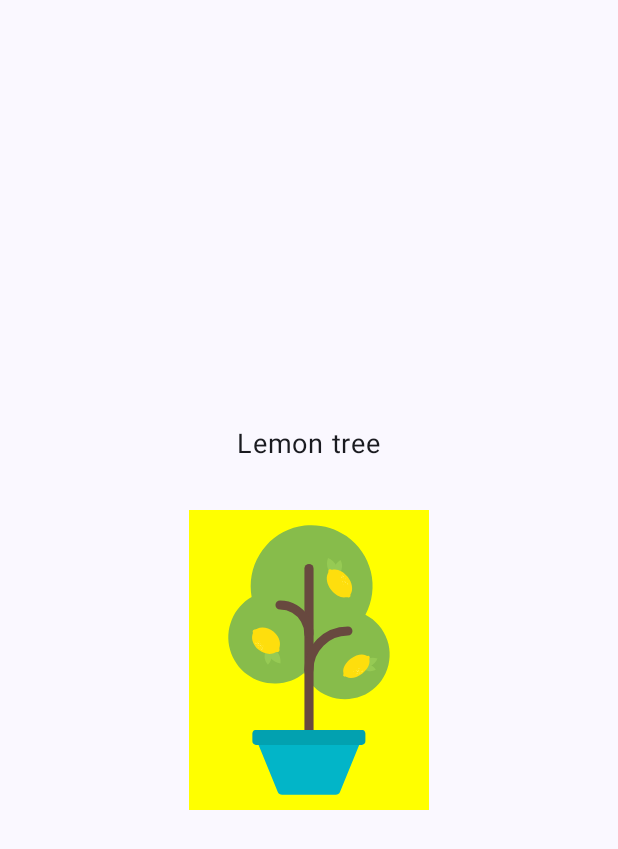
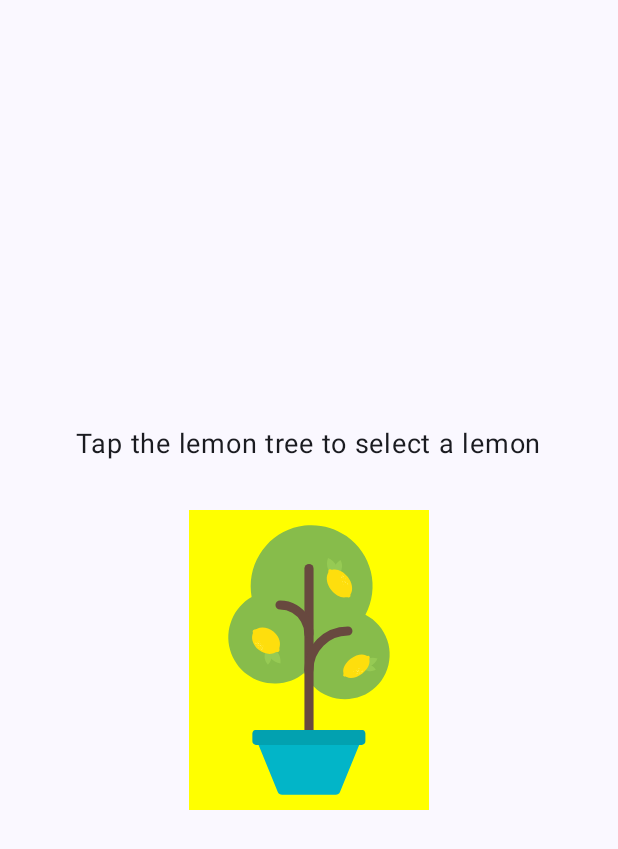
Before and after one commit to Gil32610/Lemonade, an Android app built with Jetpack Compose: the screen it shows after launch (MainActivity), on a phone screen of 412 x 824 dp. Shown: the top 849 px of the screen. Run offline under Robolectric (Android 15) with nearby library versions, the phone set to English and light mode, and no system bars.

Commit message:
modifier.clickable and display fun

```diff
--- a/app/src/main/java/com/example/lemonade/MainActivity.kt
+++ b/app/src/main/java/com/example/lemonade/MainActivity.kt
@@ -53,42 +53,19 @@ fun LemonApp() {
     ) {
         when (lemonadeStep) {
             1 -> {
-                Column(
-                    horizontalAlignment = Alignment.CenterHorizontally,
-                    verticalArrangement = Arrangement.Center,
-                    modifier = Modifier.fillMaxSize()
-                ) {
-                    Text(
-                        text = stringResource(R.string.lemon_tree_title),
-                        fontSize = 18.sp
-                    )
-                    Spacer(modifier = Modifier.height(32.dp))
-                    Image(
-                        painter = painterResource(R.drawable.lemon_tree),
-                        contentDescription = stringResource(R.string.lemon_tree_title),
-                        modifier = Modifier
-                            .clickable {
-                                lemonadeStep = 2
-                            }
-                            .background(Color.Yellow)
-                            .wrapContentSize()
-
-                    )
-                }
+                LemonadeDisplay(
+                    imageResource = painterResource(R.drawable.lemon_tree) ,
+                    title = stringResource(R.string.lemon_tree_title),
+                    description = stringResource(R.string.lemon_tree_title) , modifier = Modifier.clickable { lemonadeStep =2})
             }
 
             2 -> {
                 var taps = (2..4).random()
                 var count = 0
-                Column(
-                    horizontalAlignment = Alignment.CenterHorizontally,
-                    verticalArrangement = Arrangement.Center,
-                    modifier = Modifier.fillMaxSize()
-                ) {
-                    Text(text = stringResource(R.string.lemon_title))
-                    Spacer(modifier = Modifier.height(32.dp))
-                    Image(painter = painterResource(R.drawable.lemon_squeeze),
-                        contentDescription = stringResource(R.string.lemon_title),
+                LemonadeDisplay(
+                    imageResource = painterResource(R.drawable.lemon_squeeze),
+                    title = stringResource(R.string.lemon_tap_title),
+                    description = stringResource(R.string.lemon_description),
                     modifier = Modifier.clickable {
                         count++
                         if (count == taps) {
@@ -97,60 +74,48 @@ fun LemonApp() {
                         }
                     })
             }
+
+            3 -> {
+                LemonadeDisplay(
+                    imageResource = painterResource(R.drawable.lemon_drink) ,
+                    title = stringResource(R.string.lemonade_glass_title),
+                    description = stringResource(R.string.glass_of_lemonade_description),
+                    modifier = Modifier.clickable { lemonadeStep = 4 })
             }
 
-            3 -> {
+            4 -> {
+                LemonadeDisplay(
+                    imageResource = painterResource(R.drawable.lemon_restart) ,
+                    title = stringResource(R.string.empty_glass_title),
+                    description = stringResource(R.string.empty_glass_description),
+                    modifier = Modifier.clickable { lemonadeStep = 1 })
+            }
+
+        }
+    }
+}
+
+@Composable
+fun LemonadeDisplay(modifier: Modifier = Modifier, imageResource: Painter, title: String, description: String){
     Column(
         horizontalAlignment = Alignment.CenterHorizontally,
         verticalArrangement = Arrangement.Center,
-                    modifier = Modifier.fillMaxSize()
+        modifier = modifier.fillMaxSize()
     ) {
         Text(
-                        text = stringResource(R.string.drink_lemonade),
+            text = title,
             fontSize = 18.sp
         )
-                    Spacer(modifier = Modifier.height(32.dp))
+        Spacer(modifier = modifier.height(32.dp))
         Image(
-                        painter = painterResource(R.drawable.lemon_drink),
-                        contentDescription = stringResource(R.string.glass_of_lemonade_title),
+            painter =imageResource,
+            contentDescription = description,
             modifier = Modifier
-                            .clickable {
-                                lemonadeStep = 4
-                            }
-                            .background(Color.Yellow)
-                            .wrapContentSize()
-
-                    )
-                }
-            }
-
-            4 -> {
-                Column(
-                    horizontalAlignment = Alignment.CenterHorizontally,
-                    verticalArrangement = Arrangement.Center,
-                    modifier = Modifier.fillMaxSize()
-                ) {
-                    Text(
-                        text = stringResource(R.string.start_over_again),
-                        fontSize = 18.sp
-                    )
-                    Spacer(modifier = Modifier.height(32.dp))
-                    Image(
-                        painter = painterResource(R.drawable.lemon_restart),
-                        contentDescription = stringResource(R.string.empty_glass_title),
-                        modifier = Modifier
-                            .clickable {
-                                lemonadeStep = 1
-                            }
                 .background(Color.Yellow)
                 .wrapContentSize()
 
         )
 
-                }
-            }
-
-        }
     }
 }
 
--- a/app/src/main/res/values/strings.xml
+++ b/app/src/main/res/values/strings.xml
@@ -1,11 +1,11 @@
 <resources>
     <string name="app_name">Lemonade</string>
-    <string name="tap_the_lemon_tree">Tap the lemon tree to select a lemon</string>
-    <string name="keep_tapping">Keep tapping the lemon to squeeze it</string>
-    <string name="drink_lemonade">Tap the lemonade to drink it</string>
-    <string name="start_over_again">Tap the empty glass to start again</string>
-    <string name="lemon_tree_title">Lemon tree</string>
-    <string name="lemon_title">Lemon</string>
-    <string name="glass_of_lemonade_title">Glass of lemonade</string>
-    <string name="empty_glass_title">Empty glass</string>
+    <string name="lemon_tree_title">Tap the lemon tree to select a lemon</string>
+    <string name="lemon_tap_title">Keep tapping the lemon to squeeze it</string>
+    <string name="lemonade_glass_title">Tap the lemonade to drink it</string>
+    <string name="empty_glass_title">Tap the empty glass to start again</string>
+    <string name="lemon_tree_description">Lemon tree</string>
+    <string name="lemon_description">Lemon</string>
+    <string name="glass_of_lemonade_description">Glass of lemonade</string>
+    <string name="empty_glass_description">Empty glass</string>
 </resources>
```
Lines whose indentation alone changed are shown as unchanged.
